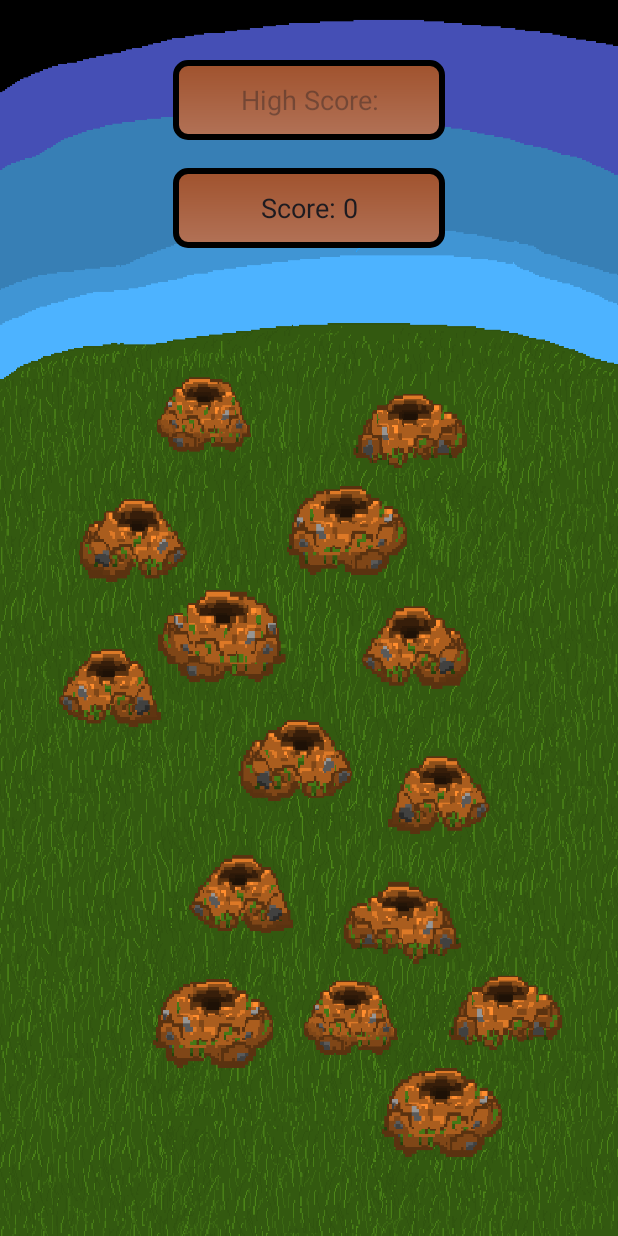
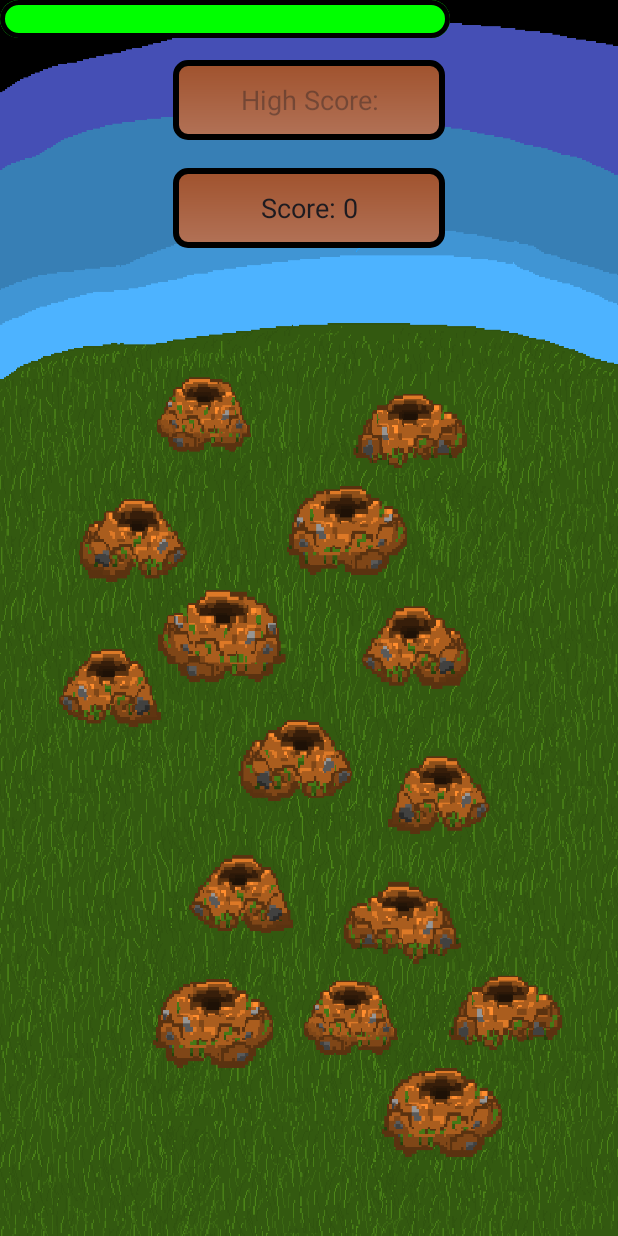
Before and after one commit to JohnBrittaein/Wackah_Mole, an Android app: the GameActivity screen opened directly, with no data from a screen before it, on a phone screen of 412 x 824 dp. Run offline under Robolectric (Android 15) with nearby library versions, the light colour scheme and no system bars.

Commit message:
Added a health bar to the activity_game.xml

```diff
--- /dev/null
+++ b/app/src/main/res/drawable/health_bar.xml
@@ -0,0 +1,31 @@
+<?xml version="1.0" encoding="utf-8"?>
+<layer-list xmlns:android="http://schemas.android.com/apk/res/android">
+
+    <!-- Background-->
+    <item android:id="@android:id/background">
+        <shape android:shape="rectangle">
+            <corners android:radius="15dp"/>
+            <solid android:color="#222222"/>
+        </shape>
+    </item>
+
+    <!-- Progress-->
+    <item android:id="@android:id/progress">
+        <clip>
+            <shape android:shape="rectangle">
+                <corners android:radius="15dp"/>
+                <solid android:color="#00FF00"/> <!-- green fill -->
+            </shape>
+        </clip>
+    </item>
+
+    <!-- Border-->
+    <item>
+        <shape android:shape="rectangle">
+            <corners android:radius="15dp"/>
+            <stroke android:width="3dp" android:color="#000000"/>
+            <solid android:color="@android:color/transparent"/>
+        </shape>
+    </item>
+
+</layer-list>
--- a/app/src/main/res/layout/activity_game.xml
+++ b/app/src/main/res/layout/activity_game.xml
@@ -1,6 +1,7 @@
 <?xml version="1.0" encoding="utf-8"?>
 <androidx.constraintlayout.widget.ConstraintLayout xmlns:android="http://schemas.android.com/apk/res/android"
     xmlns:app="http://schemas.android.com/apk/res-auto"
+    xmlns:tools="http://schemas.android.com/tools"
     android:layout_width="match_parent"
     android:layout_height="match_parent">
 
@@ -272,4 +273,19 @@
         app:layout_constraintTop_toTopOf="parent"
         app:layout_constraintVertical_bias="0.885" />
 
+    <!-- Health Bar: edit the progress to show amount of health-->
+    <ProgressBar
+        android:id="@+id/healthBar"
+        style="?android:attr/progressBarStyleHorizontal"
+        android:layout_width="300dp"
+        android:layout_height="25dp"
+        android:layout_margin="16dp"
+        android:max="100"
+        android:progress="100"
+        android:progressDrawable="@drawable/health_bar"
+        tools:ignore="MissingConstraints"
+        tools:layout_editor_absoluteX="55dp"
+        tools:layout_editor_absoluteY="690dp" />
+
+
 </androidx.constraintlayout.widget.ConstraintLayout>
```
